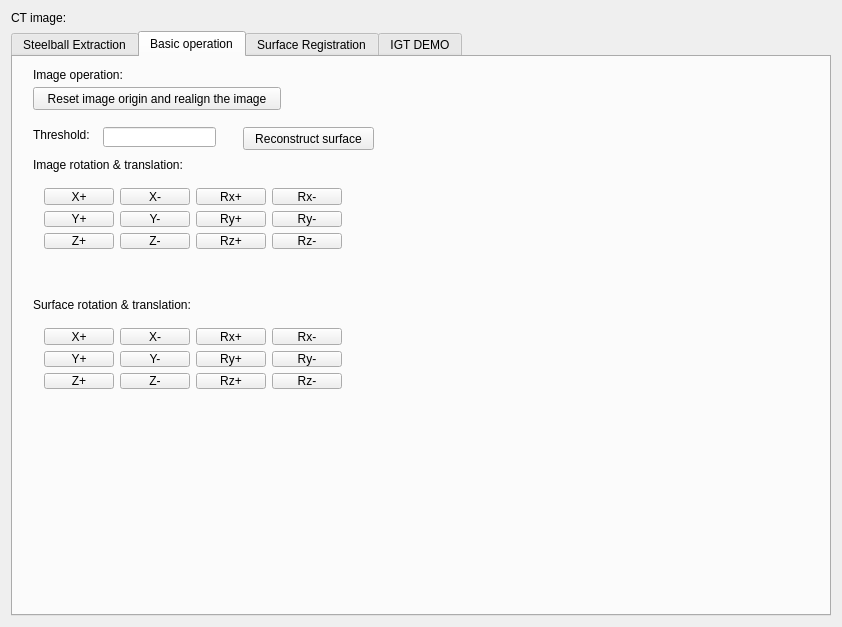
First picture: the form in Plugins/org.mitk.lancet.spinectregistration/src/internal/SpineCTRegistrationControls.ui, repository zhaomengxiao/LancetMITK-Adition, before the edit.
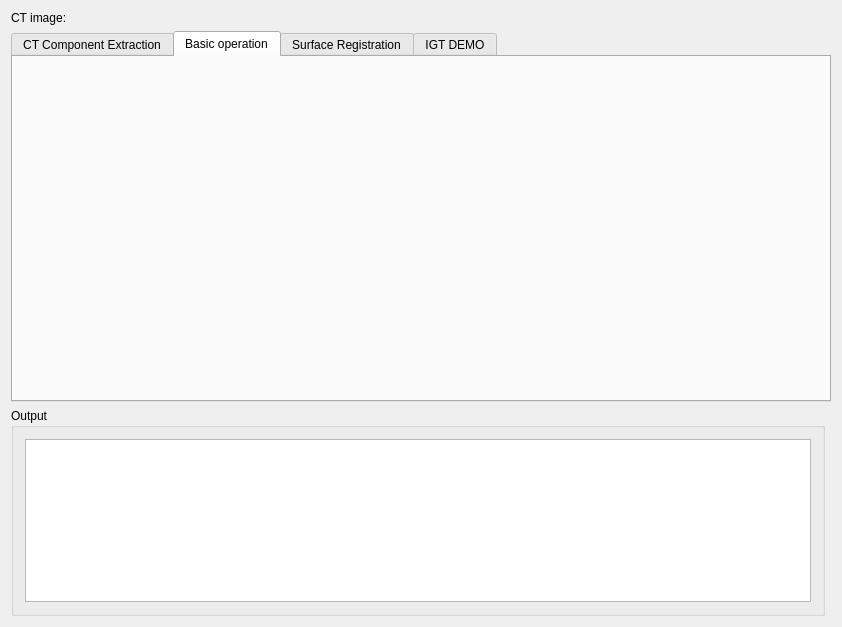
Second picture: the form after the edit. The open tabs and pages were chosen to show the change. Custom widgets are drawn as their Qt base class.

The edit to the form file:
```diff
--- a/Plugins/org.mitk.lancet.spinectregistration/src/internal/SpineCTRegistrationControls.ui
+++ b/Plugins/org.mitk.lancet.spinectregistration/src/internal/SpineCTRegistrationControls.ui
@@ -19,7 +19,7 @@
   <property name="windowTitle">
    <string>QmitkTemplate</string>
   </property>
-  <layout class="QGridLayout" name="gridLayout">
+  <layout class="QGridLayout" name="gridLayout_2">
    <item row="0" column="0">
     <layout class="QHBoxLayout" name="horizontalLayout">
      <item>
@@ -34,86 +34,138 @@
      </item>
     </layout>
    </item>
-   <item row="1" column="0">
+   <item row="1" column="0" colspan="2">
     <widget class="QTabWidget" name="tabWidget">
      <property name="currentIndex">
       <number>3</number>
      </property>
      <widget class="QWidget" name="tab">
       <attribute name="title">
-       <string>Steelball Extraction</string>
+       <string>CT Component Extraction</string>
       </attribute>
-      <layout class="QGridLayout" name="gridLayout_2">
-       <item row="1" column="0">
-        <layout class="QHBoxLayout" name="horizontalLayout_8">
-         <item>
-          <widget class="QLabel" name="label_15">
-           <property name="text">
-            <string>Max number of mesh facets:</string>
-           </property>
-          </widget>
-         </item>
-         <item>
-          <widget class="QLineEdit" name="lineEdit_MaxFacetNumber">
-           <property name="text">
-            <string>1440</string>
-           </property>
-          </widget>
-         </item>
-        </layout>
-       </item>
-       <item row="3" column="0">
-        <widget class="QPushButton" name="pushButton_ExtractSteelballs">
-         <property name="text">
-          <string>Extract the Steelballs</string>
-         </property>
-        </widget>
-       </item>
+      <layout class="QGridLayout" name="gridLayout_8">
        <item row="0" column="0">
-        <layout class="QHBoxLayout" name="horizontalLayout_2">
-         <item>
-          <widget class="QLabel" name="label_2">
-           <property name="text">
-            <string>Steelball Pixel Threshold: </string>
-           </property>
-          </widget>
-         </item>
-         <item>
-          <widget class="QLineEdit" name="lineEdit_SteelballThreshold">
-           <property name="text">
-            <string>3000</string>
-           </property>
-          </widget>
-         </item>
-        </layout>
+        <spacer name="horizontalSpacer_3">
+         <property name="orientation">
+          <enum>Qt::Horizontal</enum>
+         </property>
+         <property name="sizeHint" stdset="0">
+          <size>
+           <width>40</width>
+           <height>20</height>
+          </size>
+         </property>
+        </spacer>
        </item>
-       <item row="2" column="0">
-        <layout class="QHBoxLayout" name="horizontalLayout_9">
-         <item>
-          <widget class="QLabel" name="label_16">
-           <property name="text">
-            <string>Min number of mesh facets:</string>
-           </property>
-          </widget>
-         </item>
-         <item>
-          <widget class="QLineEdit" name="lineEdit_MinFacetNumber">
-           <property name="text">
-            <string>500</string>
-           </property>
-          </widget>
-         </item>
-        </layout>
+       <item row="1" column="1">
+        <widget class="QGroupBox" name="groupBox_2">
+         <property name="title">
+          <string>Extract bone surface</string>
+         </property>
+         <layout class="QGridLayout" name="gridLayout_6">
+          <item row="0" column="0">
+           <layout class="QHBoxLayout" name="horizontalLayout_12">
+            <item>
+             <widget class="QLabel" name="label_14">
+              <property name="text">
+               <string>Threshold:</string>
+              </property>
+             </widget>
+            </item>
+            <item>
+             <widget class="QLineEdit" name="lineEdit_BoneSurfaceThreshold"/>
+            </item>
+            <item>
+             <widget class="QPushButton" name="pushButton_ReconstructBones">
+              <property name="text">
+               <string>Reconstruct surface</string>
+              </property>
+             </widget>
+            </item>
+           </layout>
+          </item>
+         </layout>
+        </widget>
        </item>
-       <item row="4" column="0">
-        <spacer name="verticalSpacer">
+       <item row="0" column="1">
+        <widget class="QGroupBox" name="groupBox_3">
+         <property name="title">
+          <string>Extract and arrange steel balls orderly</string>
+         </property>
+         <layout class="QGridLayout" name="gridLayout_7">
+          <item row="0" column="0">
+           <layout class="QHBoxLayout" name="horizontalLayout_2">
+            <item>
+             <widget class="QLabel" name="label_2">
+              <property name="text">
+               <string>Steelball voxel Threshold (lower bound): </string>
+              </property>
+             </widget>
+            </item>
+            <item>
+             <widget class="QLineEdit" name="lineEdit_SteelballThreshold">
+              <property name="text">
+               <string>3000</string>
+              </property>
+             </widget>
+            </item>
+           </layout>
+          </item>
+          <item row="1" column="0">
+           <layout class="QHBoxLayout" name="horizontalLayout_8">
+            <item>
+             <widget class="QLabel" name="label_15">
+              <property name="text">
+               <string>Max number of mesh facets:</string>
+              </property>
+             </widget>
+            </item>
+            <item>
+             <widget class="QLineEdit" name="lineEdit_MaxFacetNumber">
+              <property name="text">
+               <string>1440</string>
+              </property>
+             </widget>
+            </item>
+           </layout>
+          </item>
+          <item row="2" column="0">
+           <layout class="QHBoxLayout" name="horizontalLayout_9">
+            <item>
+             <widget class="QLabel" name="label_16">
+              <property name="text">
+               <string>Min number of mesh facets:</string>
+              </property>
+             </widget>
+            </item>
+            <item>
+             <widget class="QLineEdit" name="lineEdit_MinFacetNumber">
+              <property name="text">
+               <string>500</string>
+              </property>
+             </widget>
+            </item>
+           </layout>
+          </item>
+          <item row="3" column="0">
+           <widget class="QPushButton" name="pushButton_ExtractSteelballs">
+            <property name="text">
+             <string>Extract the Steelballs</string>
+            </property>
+           </widget>
+          </item>
+         </layout>
+        </widget>
+       </item>
+       <item row="0" column="2">
+        <spacer name="horizontalSpacer_4">
          <property name="orientation">
-          <enum>Qt::Vertical</enum>
+          <enum>Qt::Horizontal</enum>
          </property>
          <property name="sizeHint" stdset="0">
           <size>
-           <width>20</width>
-           <height>40</height>
+           <width>40</width>
+           <height>20</height>
           </size>
          </property>
         </spacer>
@@ -124,286 +176,6 @@
       <attribute name="title">
        <string>Basic operation</string>
       </attribute>
-      <widget class="QPushButton" name="pushButton_ResetImageOrigin">
-       <property name="geometry">
-        <rect>
-         <x>20</x>
-         <y>30</y>
-         <width>248</width>
-         <height>23</height>
-        </rect>
-       </property>
-       <property name="text">
-        <string>Reset image origin and realign the image</string>
-       </property>
-      </widget>
-      <widget class="QLabel" name="label_3">
-       <property name="geometry">
-        <rect>
-         <x>20</x>
-         <y>10</y>
-         <width>96</width>
-         <height>16</height>
-        </rect>
-       </property>
-       <property name="text">
-        <string>Image operation:</string>
-       </property>
-      </widget>
-      <widget class="QLabel" name="label_12">
-       <property name="geometry">
-        <rect>
-         <x>20</x>
-         <y>100</y>
-         <width>191</width>
-         <height>16</height>
-        </rect>
-       </property>
-       <property name="text">
-        <string>Image rotation &amp; translation:</string>
-       </property>
-      </widget>
-      <widget class="QLabel" name="label_13">
-       <property name="geometry">
-        <rect>
-         <x>20</x>
-         <y>240</y>
-         <width>201</width>
-         <height>16</height>
-        </rect>
-       </property>
-       <property name="text">
-        <string>Surface rotation &amp; translation:</string>
-       </property>
-      </widget>
-      <widget class="QWidget" name="layoutWidget">
-       <property name="geometry">
-        <rect>
-         <x>20</x>
-         <y>260</y>
-         <width>320</width>
-         <height>83</height>
-        </rect>
-       </property>
-       <layout class="QGridLayout" name="gridLayout_9">
-        <item row="0" column="0">
-         <widget class="QPushButton" name="pushButton_37">
-          <property name="text">
-           <string>X+</string>
-          </property>
-         </widget>
-        </item>
-        <item row="0" column="1">
-         <widget class="QPushButton" name="pushButton_38">
-          <property name="text">
-           <string>X-</string>
-          </property>
-         </widget>
-        </item>
-        <item row="0" column="2">
-         <widget class="QPushButton" name="pushButton_39">
-          <property name="text">
-           <string>Rx+</string>
-          </property>
-         </widget>
-        </item>
-        <item row="0" column="3">
-         <widget class="QPushButton" name="pushButton_40">
-          <property name="text">
-           <string>Rx-</string>
-          </property>
-         </widget>
-        </item>
-        <item row="1" column="0">
-         <widget class="QPushButton" name="pushButton_41">
-          <property name="text">
-           <string>Y+</string>
-          </property>
-         </widget>
-        </item>
-        <item row="1" column="1">
-         <widget class="QPushButton" name="pushButton_42">
-          <property name="text">
-           <string>Y-</string>
-          </property>
-         </widget>
-        </item>
-        <item row="1" column="2">
-         <widget class="QPushButton" name="pushButton_43">
-          <property name="text">
-           <string>Ry+</string>
-          </property>
-         </widget>
-        </item>
-        <item row="1" column="3">
-         <widget class="QPushButton" name="pushButton_44">
-          <property name="text">
-           <string>Ry-</string>
-          </property>
-         </widget>
-        </item>
-        <item row="2" column="0">
-         <widget class="QPushButton" name="pushButton_45">
-          <property name="text">
-           <string>Z+</string>
-          </property>
-         </widget>
-        </item>
-        <item row="2" column="1">
-         <widget class="QPushButton" name="pushButton_46">
-          <property name="text">
-           <string>Z-</string>
-          </property>
-         </widget>
-        </item>
-        <item row="2" column="2">
-         <widget class="QPushButton" name="pushButton_47">
-          <property name="text">
-           <string>Rz+</string>
-          </property>
-         </widget>
-        </item>
-        <item row="2" column="3">
-         <widget class="QPushButton" name="pushButton_48">
-          <property name="text">
-           <string>Rz-</string>
-          </property>
-         </widget>
-        </item>
-       </layout>
-      </widget>
-      <widget class="QWidget" name="layoutWidget">
-       <property name="geometry">
-        <rect>
-         <x>20</x>
-         <y>120</y>
-         <width>320</width>
-         <height>83</height>
-        </rect>
-       </property>
-       <layout class="QGridLayout" name="gridLayout_8">
-        <item row="0" column="0">
-         <widget class="QPushButton" name="pushButton_25">
-          <property name="text">
-           <string>X+</string>
-          </property>
-         </widget>
-        </item>
-        <item row="0" column="1">
-         <widget class="QPushButton" name="pushButton_27">
-          <property name="text">
-           <string>X-</string>
-          </property>
-         </widget>
-        </item>
-        <item row="0" column="2">
-         <widget class="QPushButton" name="pushButton_30">
-          <property name="text">
-           <string>Rx+</string>
-          </property>
-         </widget>
-        </item>
-        <item row="0" column="3">
-         <widget class="QPushButton" name="pushButton_35">
-          <property name="text">
-           <string>Rx-</string>
-          </property>
-         </widget>
-        </item>
-        <item row="1" column="0">
-         <widget class="QPushButton" name="pushButton_28">
-          <property name="text">
-           <string>Y+</string>
-          </property>
-         </widget>
-        </item>
-        <item row="1" column="1">
-         <widget class="QPushButton" name="pushButton_36">
-          <property name="text">
-           <string>Y-</string>
-          </property>
-         </widget>
-        </item>
-        <item row="1" column="2">
-         <widget class="QPushButton" name="pushButton_31">
-          <property name="text">
-           <string>Ry+</string>
-          </property>
-         </widget>
-        </item>
-        <item row="1" column="3">
-         <widget class="QPushButton" name="pushButton_34">
-          <property name="text">
-           <string>Ry-</string>
-          </property>
-         </widget>
-        </item>
-        <item row="2" column="0">
-         <widget class="QPushButton" name="pushButton_26">
-          <property name="text">
-           <string>Z+</string>
-          </property>
-         </widget>
-        </item>
-        <item row="2" column="1">
-         <widget class="QPushButton" name="pushButton_29">
-          <property name="text">
-           <string>Z-</string>
-          </property>
-         </widget>
-        </item>
-        <item row="2" column="2">
-         <widget class="QPushButton" name="pushButton_33">
-          <property name="text">
-           <string>Rz+</string>
-          </property>
-         </widget>
-        </item>
-        <item row="2" column="3">
-         <widget class="QPushButton" name="pushButton_32">
-          <property name="text">
-           <string>Rz-</string>
-          </property>
-         </widget>
-        </item>
-       </layout>
-      </widget>
-      <widget class="QPushButton" name="pushButton_ReconstructBones">
-       <property name="geometry">
-        <rect>
-         <x>230</x>
-         <y>70</y>
-         <width>131</width>
-         <height>23</height>
-        </rect>
-       </property>
-       <property name="text">
-        <string>Reconstruct surface</string>
-       </property>
-      </widget>
-      <widget class="QLabel" name="label_14">
-       <property name="geometry">
-        <rect>
-         <x>20</x>
-         <y>70</y>
-         <width>96</width>
-         <height>16</height>
-        </rect>
-       </property>
-       <property name="text">
-        <string>Threshold:</string>
-       </property>
-      </widget>
-      <widget class="QLineEdit" name="lineEdit_BoneSurfaceThreshold">
-       <property name="geometry">
-        <rect>
-         <x>90</x>
-         <y>70</y>
-         <width>113</width>
-         <height>20</height>
-        </rect>
-       </property>
-      </widget>
      </widget>
      <widget class="QWidget" name="tab_2">
       <attribute name="title">
@@ -625,30 +397,6 @@
          </item>
         </layout>
        </item>
-       <item row="7" column="0">
-        <widget class="QLabel" name="label_5">
-         <property name="text">
-          <string>ICP registration:</string>
-         </property>
-        </widget>
-       </item>
-       <item row="4" column="0">
-        <widget class="QPushButton" name="pushButton_Landmark">
-         <property name="text">
-          <string>Calculate Landmark Registration</string>
-         </property>
-        </widget>
-       </item>
-       <item row="10" column="0" colspan="2">
-        <widget class="QTextBrowser" name="textBrowser_Registration"/>
-       </item>
-       <item row="2" column="0">
-        <widget class="QLabel" name="label_4">
-         <property name="text">
-          <string>Landmark registration:</string>
-         </property>
-        </widget>
-       </item>
        <item row="3" column="0">
         <layout class="QHBoxLayout" name="horizontalLayout_3">
          <item>
@@ -788,6 +536,18 @@
      </widget>
     </widget>
    </item>
+   <item row="2" column="0">
+    <widget class="QGroupBox" name="groupBox">
+     <property name="title">
+      <string>Output</string>
+     </property>
+     <layout class="QGridLayout" name="gridLayout">
+      <item row="0" column="0">
+       <widget class="QTextBrowser" name="textBrowser_Registration"/>
+      </item>
+     </layout>
+    </widget>
+   </item>
   </layout>
  </widget>
  <layoutdefault spacing="6" margin="11"/>
```
Left out of the diff: 65 changed lines with no effect on the pictures.
